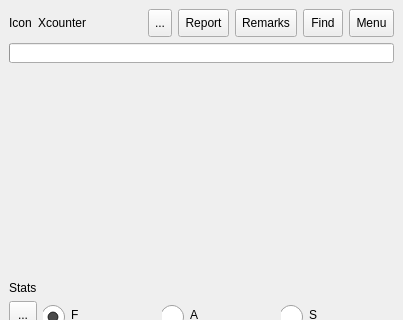
The window that mainwindow.ui (ic005k/Knot-Legacy) describes before a commit, drawn with Qt 5; both pictures show x 0 to 403 and y 0 to 320 of the 403 by 670 pixel window.
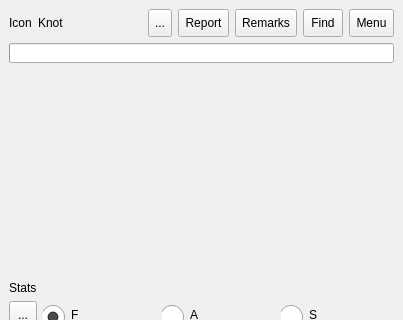
The same window after the commit. Icons and pictures are not drawn.

Diff of the .ui file:
```diff
--- a/mainwindow.ui
+++ b/mainwindow.ui
@@ -476,7 +476,7 @@
        <item>
         <widget class="QLabel" name="label">
          <property name="text">
-          <string>Xcounter</string>
+          <string>Knot</string>
          </property>
         </widget>
        </item>
```
